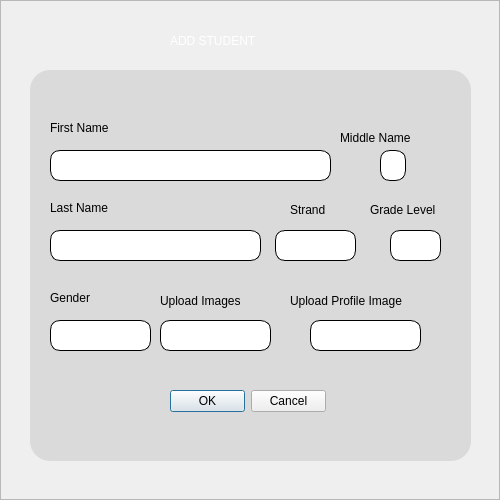
The window that ui/addStudent.ui (HimoJCode/Automated-Attendance-Tracking) describes before a commit, drawn with Qt 5.
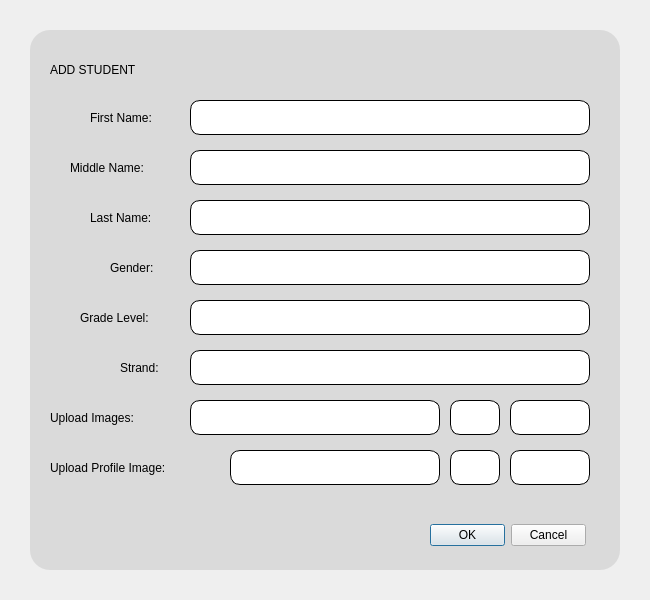
The same window after the commit. Icons and pictures are not drawn.

Patch:
```diff
--- a/ui/addStudent.ui
+++ b/ui/addStudent.ui
@@ -6,8 +6,8 @@
    <rect>
     <x>0</x>
     <y>0</y>
-    <width>500</width>
-    <height>500</height>
+    <width>650</width>
+    <height>600</height>
    </rect>
   </property>
   <property name="windowTitle">
@@ -34,6 +34,7 @@
      <property name="styleSheet">
       <string notr="true">QFrame#background{
 border-image:url(:/resources/moduleBG.png) 0 0 0 0 stratch stretch;
+border-radius: 10px;
 }
 </string>
      </property>
@@ -43,30 +44,13 @@
      <property name="frameShadow">
       <enum>QFrame::Raised</enum>
      </property>
-     <widget class="QLabel" name="label_2">
-      <property name="geometry">
-       <rect>
-        <x>170</x>
-        <y>20</y>
-        <width>151</width>
-        <height>41</height>
-       </rect>
-      </property>
-      <property name="styleSheet">
-       <string notr="true">font: 87 12pt &quot;Segoe UI Black&quot;;
-color: #ffffff;</string>
-      </property>
-      <property name="text">
-       <string>ADD STUDENT</string>
-      </property>
-     </widget>
      <widget class="QFrame" name="updateFormFrame">
       <property name="geometry">
        <rect>
         <x>30</x>
-        <y>70</y>
-        <width>441</width>
-        <height>391</height>
+        <y>30</y>
+        <width>590</width>
+        <height>540</height>
        </rect>
       </property>
       <property name="styleSheet">
@@ -92,98 +76,115 @@
       <property name="frameShadow">
        <enum>QFrame::Raised</enum>
       </property>
-      <widget class="QLineEdit" name="firstNameLineEdit">
+      <widget class="QLabel" name="addStudent_label">
        <property name="geometry">
         <rect>
          <x>20</x>
-         <y>80</y>
-         <width>281</width>
-         <height>31</height>
+         <y>20</y>
+         <width>150</width>
+         <height>40</height>
         </rect>
        </property>
-      </widget>
-      <widget class="QLineEdit" name="lastNameLineEdit">
-       <property name="geometry">
-        <rect>
-         <x>20</x>
-         <y>160</y>
-         <width>211</width>
-         <height>31</height>
-        </rect>
+       <property name="styleSheet">
+        <string notr="true">font: 87 12pt &quot;Segoe UI Black&quot;;
+color: #000000;</string>
+       </property>
+       <property name="text">
+        <string>ADD STUDENT</string>
        </property>
       </widget>
       <widget class="QLabel" name="firstName_label">
        <property name="geometry">
         <rect>
-         <x>20</x>
-         <y>50</y>
+         <x>60</x>
+         <y>70</y>
          <width>91</width>
-         <height>16</height>
+         <height>35</height>
         </rect>
        </property>
        <property name="text">
-        <string>First Name</string>
+        <string>First Name:</string>
+       </property>
+      </widget>
+      <widget class="QLineEdit" name="firstNameLineEdit">
+       <property name="geometry">
+        <rect>
+         <x>160</x>
+         <y>70</y>
+         <width>400</width>
+         <height>35</height>
+        </rect>
        </property>
       </widget>
       <widget class="QLabel" name="middleName_label">
        <property name="geometry">
         <rect>
-         <x>310</x>
-         <y>60</y>
+         <x>40</x>
+         <y>120</y>
          <width>111</width>
-         <height>16</height>
+         <height>35</height>
         </rect>
        </property>
        <property name="text">
-        <string>Middle Name</string>
-       </property>
-      </widget>
-      <widget class="QLabel" name="lastNmae_label">
-       <property name="geometry">
-        <rect>
-         <x>20</x>
-         <y>130</y>
-         <width>91</width>
-         <height>16</height>
-        </rect>
-       </property>
-       <property name="text">
-        <string>Last Name</string>
-       </property>
-      </widget>
-      <widget class="QLabel" name="gradeLevel_label">
-       <property name="geometry">
-        <rect>
-         <x>340</x>
-         <y>130</y>
-         <width>91</width>
-         <height>20</height>
-        </rect>
-       </property>
-       <property name="text">
-        <string>Grade Level</string>
+        <string>Middle Name:</string>
        </property>
       </widget>
       <widget class="QLineEdit" name="middleNameLineEdit">
        <property name="geometry">
         <rect>
-         <x>350</x>
-         <y>80</y>
-         <width>26</width>
-         <height>31</height>
+         <x>160</x>
+         <y>120</y>
+         <width>400</width>
+         <height>35</height>
         </rect>
        </property>
        <property name="styleSheet">
         <string notr="true"/>
        </property>
       </widget>
+      <widget class="QLabel" name="lastName_label">
+       <property name="geometry">
+        <rect>
+         <x>60</x>
+         <y>170</y>
+         <width>91</width>
+         <height>35</height>
+        </rect>
+       </property>
+       <property name="text">
+        <string>Last Name:</string>
+       </property>
+      </widget>
+      <widget class="QLineEdit" name="lastNameLineEdit">
+       <property name="geometry">
+        <rect>
+         <x>160</x>
+         <y>170</y>
+         <width>400</width>
+         <height>35</height>
+        </rect>
+       </property>
+      </widget>
+      <widget class="QLabel" name="gender_label">
+       <property name="geometry">
+        <rect>
+         <x>80</x>
+         <y>220</y>
+         <width>61</width>
+         <height>35</height>
+        </rect>
+       </property>
+       <property name="text">
+        <string>Gender:</string>
+       </property>
+      </widget>
       <widget class="QComboBox" name="genderComboBox">
        <property name="geometry">
         <rect>
-         <x>20</x>
-         <y>250</y>
-         <width>101</width>
-         <height>31</height>
+         <x>160</x>
+         <y>220</y>
+         <width>400</width>
+         <height>35</height>
         </rect>
        </property>
        <property name="styleSheet">
@@ -228,26 +229,92 @@
         <bool>false</bool>
        </property>
       </widget>
+      <widget class="QLabel" name="gradeLevel_label">
+       <property name="geometry">
+        <rect>
+         <x>50</x>
+         <y>270</y>
+         <width>101</width>
+         <height>35</height>
+        </rect>
+       </property>
+       <property name="text">
+        <string>Grade Level:</string>
+       </property>
+      </widget>
+      <widget class="QComboBox" name="gradeComboBox">
+       <property name="geometry">
+        <rect>
+         <x>160</x>
+         <y>270</y>
+         <width>400</width>
+         <height>35</height>
+        </rect>
+       </property>
+       <property name="styleSheet">
+        <string notr="true">QComboBox {
+    background-color: #ffffff ;
+	border: 1px solid black;
+    border-radius: 10px;
+    padding: 5px;
+    font: 63 14pt &quot;Segoe UI Semibold&quot;;
+}
+
+/* Drop-down list styling */
+QComboBox QAbstractItemView {
+    background-color: #ffffff;
+    selection-background-color: #0078d7;
+    selection-color: #ffffff;
+}
+
+QComboBox::drop-down {
+    subcontrol-origin: padding;
+    subcontrol-position: top right;
+    width: 15px;
+	height: 15px;
+	padding-right: 5px;
+	padding-top: 8px;
+	background: transparent;
+}
+
+QComboBox::drop-down {
+	image: url(:/resources/down-arrow (2).png);
+    width: 12px;
+	height: 12px
+}
+
+</string>
+       </property>
+       <property name="iconSize">
+        <size>
+         <width>50</width>
+         <height>50</height>
+        </size>
+       </property>
+       <property name="frame">
+        <bool>false</bool>
+       </property>
+      </widget>
       <widget class="QLabel" name="strand_label">
        <property name="geometry">
         <rect>
-         <x>260</x>
-         <y>130</y>
-         <width>51</width>
-         <height>20</height>
+         <x>90</x>
+         <y>320</y>
+         <width>61</width>
+         <height>35</height>
         </rect>
        </property>
        <property name="text">
-        <string>Strand</string>
+        <string>Strand:</string>
        </property>
       </widget>
       <widget class="QDialogButtonBox" name="buttonBox">
        <property name="geometry">
         <rect>
-         <x>140</x>
-         <y>320</y>
+         <x>400</x>
+         <y>480</y>
          <width>156</width>
-         <height>23</height>
+         <height>50</height>
         </rect>
        </property>
        <property name="standardButtons">
@@ -257,10 +324,10 @@
       <widget class="QComboBox" name="strandComboBox">
        <property name="geometry">
         <rect>
-         <x>245</x>
-         <y>160</y>
-         <width>81</width>
-         <height>31</height>
+         <x>160</x>
+         <y>320</y>
+         <width>400</width>
+         <height>35</height>
         </rect>
        </property>
        <property name="layoutDirection">
@@ -310,79 +377,90 @@
         <bool>false</bool>
        </property>
       </widget>
-      <widget class="QComboBox" name="gradeComboBox">
-       <property name="geometry">
-        <rect>
-         <x>360</x>
-         <y>160</y>
-         <width>51</width>
-         <height>31</height>
-        </rect>
-       </property>
-       <property name="styleSheet">
-        <string notr="true">QComboBox {
-    background-color: #ffffff ;
-	border: 1px solid black;
-    border-radius: 10px;
-    padding: 5px;
-    font: 63 14pt &quot;Segoe UI Semibold&quot;;
-}
-
-/* Drop-down list styling */
-QComboBox QAbstractItemView {
-    background-color: #ffffff;
-    selection-background-color: #0078d7;
-    selection-color: #ffffff;
-}
-
-QComboBox::drop-down {
-    subcontrol-origin: padding;
-    subcontrol-position: top right;
-    width: 15px;
-	height: 15px;
-	padding-right: 5px;
-	padding-top: 8px;
-	background: transparent;
-}
-
-QComboBox::drop-down {
-	image: url(:/resources/down-arrow (2).png);
-    width: 12px;
-	height: 12px
-}
-
-</string>
-       </property>
-       <property name="iconSize">
-        <size>
-         <width>50</width>
-         <height>50</height>
-        </size>
-       </property>
-       <property name="frame">
-        <bool>false</bool>
-       </property>
-      </widget>
-      <widget class="QLabel" name="lastNmae_label_2">
+      <widget class="QLabel" name="uploadImages_label">
        <property name="geometry">
         <rect>
          <x>20</x>
-         <y>220</y>
-         <width>71</width>
-         <height>16</height>
+         <y>370</y>
+         <width>121</width>
+         <height>35</height>
         </rect>
        </property>
        <property name="text">
-        <string>Gender</string>
+        <string>Upload Images:</string>
+       </property>
+      </widget>
+      <widget class="QPushButton" name="viewUploadedImages">
+       <property name="geometry">
+        <rect>
+         <x>160</x>
+         <y>370</y>
+         <width>250</width>
+         <height>35</height>
+        </rect>
+       </property>
+       <property name="styleSheet">
+        <string notr="true">background-color: #ffffff;
+
+border: 1px solid black;
+border-radius: 10px;
+
+
+</string>
+       </property>
+       <property name="text">
+        <string/>
+       </property>
+       <property name="icon">
+        <iconset resource="../resources/res.qrc">
+         <normaloff>:/resources/icons8-images-folder-24.png</normaloff>:/resources/icons8-images-folder-24.png</iconset>
+       </property>
+       <property name="iconSize">
+        <size>
+         <width>25</width>
+         <height>30</height>
+        </size>
+       </property>
+      </widget>
+      <widget class="QPushButton" name="cameraButton_2">
+       <property name="geometry">
+        <rect>
+         <x>420</x>
+         <y>370</y>
+         <width>50</width>
+         <height>35</height>
+        </rect>
+       </property>
+       <property name="styleSheet">
+        <string notr="true">background-color: #ffffff;
+
+border: 1px solid black;
+border-radius: 10px;
+
+
+</string>
+       </property>
+       <property name="text">
+        <string/>
+       </property>
+       <property name="icon">
+        <iconset resource="../resources/res.qrc">
+         <normaloff>:/resources/icons8-camera-50.png</normaloff>:/resources/icons8-camera-50.png</iconset>
+       </property>
+       <property name="iconSize">
+        <size>
+         <width>25</width>
+         <height>30</height>
+        </size>
        </property>
       </widget>
       <widget class="QPushButton" name="imagesUpload_btn">
        <property name="geometry">
         <rect>
-         <x>130</x>
-         <y>250</y>
-         <width>111</width>
-         <height>31</height>
+         <x>480</x>
+         <y>370</y>
+         <width>80</width>
+         <height>35</height>
         </rect>
        </property>
        <property name="styleSheet">
@@ -408,13 +486,90 @@
         </size>
        </property>
       </widget>
+      <widget class="QLabel" name="uploadProfileImage_label">
+       <property name="geometry">
+        <rect>
+         <x>20</x>
+         <y>420</y>
+         <width>171</width>
+         <height>35</height>
+        </rect>
+       </property>
+       <property name="text">
+        <string>Upload Profile Image:</string>
+       </property>
+      </widget>
+      <widget class="QPushButton" name="viewProfileImage">
+       <property name="geometry">
+        <rect>
+         <x>200</x>
+         <y>420</y>
+         <width>210</width>
+         <height>35</height>
+        </rect>
+       </property>
+       <property name="styleSheet">
+        <string notr="true">background-color: #ffffff;
+
+border: 1px solid black;
+border-radius: 10px;
+
+
+</string>
+       </property>
+       <property name="text">
+        <string/>
+       </property>
+       <property name="icon">
+        <iconset resource="../resources/res.qrc">
+         <normaloff>:/resources/icons8-image-48.png</normaloff>:/resources/icons8-image-48.png</iconset>
+       </property>
+       <property name="iconSize">
+        <size>
+         <width>25</width>
+         <height>30</height>
+        </size>
+       </property>
+      </widget>
+      <widget class="QPushButton" name="cameraButton">
+       <property name="geometry">
+        <rect>
+         <x>420</x>
+         <y>420</y>
+         <width>50</width>
+         <height>35</height>
+        </rect>
+       </property>
+       <property name="styleSheet">
+        <string notr="true">background-color: #ffffff;
+
+border: 1px solid black;
+border-radius: 10px;
+
+
+</string>
+       </property>
+       <property name="text">
+        <string/>
+       </property>
+       <property name="icon">
+        <iconset resource="../resources/res.qrc">
+         <normaloff>:/resources/icons8-camera-50.png</normaloff>:/resources/icons8-camera-50.png</iconset>
+       </property>
+       <property name="iconSize">
+        <size>
+         <width>25</width>
+         <height>30</height>
+        </size>
+       </property>
+      </widget>
       <widget class="QPushButton" name="profileImageUpload_btn">
        <property name="geometry">
         <rect>
-         <x>280</x>
-         <y>250</y>
-         <width>111</width>
-         <height>31</height>
+         <x>480</x>
+         <y>420</y>
+         <width>80</width>
+         <height>35</height>
         </rect>
        </property>
        <property name="styleSheet">
@@ -440,32 +595,6 @@
         </size>
        </property>
       </widget>
-      <widget class="QLabel" name="lastNmae_label_3">
-       <property name="geometry">
-        <rect>
-         <x>130</x>
-         <y>220</y>
-         <width>121</width>
-         <height>21</height>
-        </rect>
-       </property>
-       <property name="text">
-        <string>Upload Images</string>
-       </property>
-      </widget>
-      <widget class="QLabel" name="lastNmae_label_4">
-       <property name="geometry">
-        <rect>
-         <x>260</x>
-         <y>220</y>
-         <width>161</width>
-         <height>21</height>
-        </rect>
-       </property>
-       <property name="text">
-        <string>Upload Profile Image</string>
-       </property>
-      </widget>
      </widget>
     </widget>
    </item>
```
